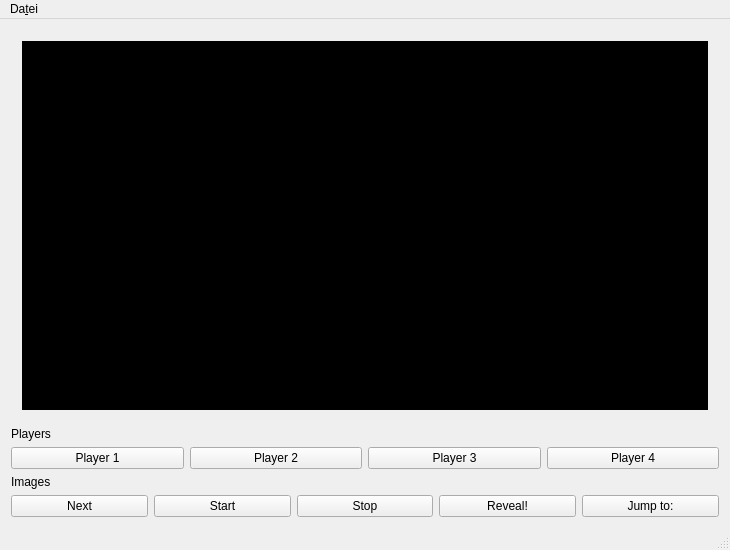
The window that guesswho.ui (freepenguin84/GuessWhoGame) describes before a commit, drawn with Qt 5.
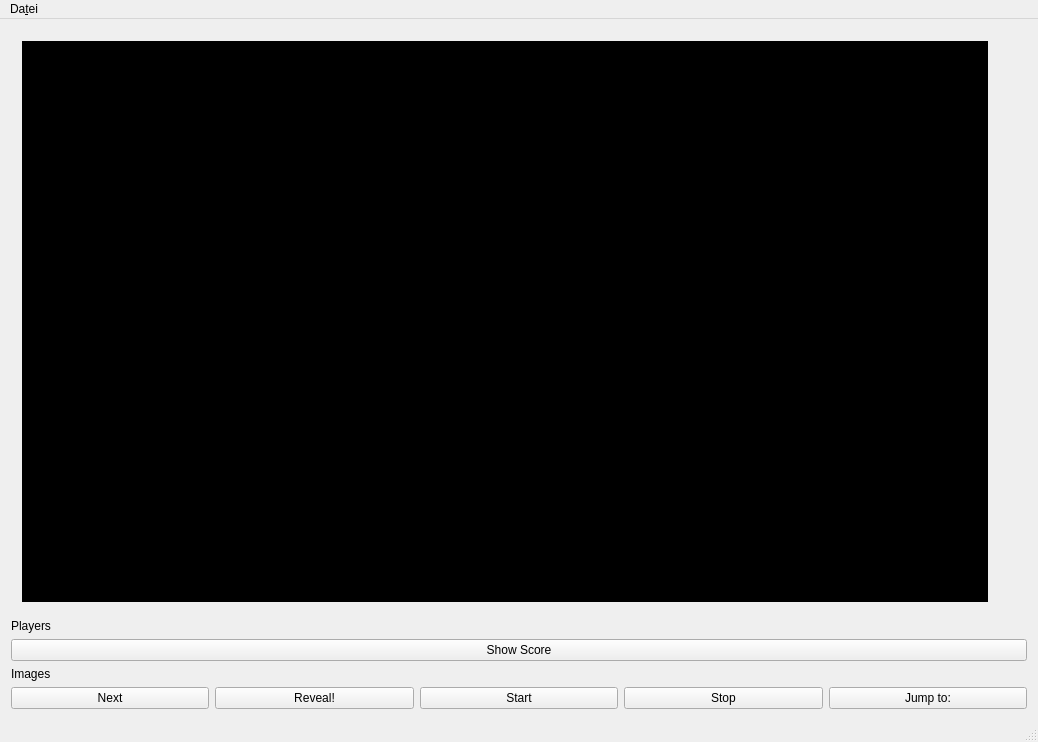
The same window after the commit.

Commit message: buttons ehanced

```diff
--- a/guesswho.ui
+++ b/guesswho.ui
@@ -6,8 +6,8 @@
    <rect>
     <x>0</x>
     <y>0</y>
-    <width>730</width>
-    <height>550</height>
+    <width>1038</width>
+    <height>742</height>
    </rect>
   </property>
   <property name="windowTitle">
@@ -19,6 +19,8 @@
    </property>
    <layout class="QVBoxLayout" name="verticalLayout_2">
     <item>
+     <layout class="QHBoxLayout" name="imageLayout">
+      <item>
      <widget class="QScrollArea" name="scrollArea">
       <property name="frameShape">
        <enum>QFrame::NoFrame</enum>
@@ -31,8 +33,8 @@
         <rect>
          <x>0</x>
          <y>0</y>
-         <width>718</width>
-         <height>353</height>
+           <width>1006</width>
+           <height>541</height>
         </rect>
        </property>
        <layout class="QHBoxLayout" name="horizontalLayout_2">
@@ -56,6 +58,15 @@
      </widget>
     </item>
     <item>
+       <widget class="QWidget" name="infoWidget" native="true">
+        <layout class="QVBoxLayout" name="infoLayout"/>
+       </widget>
+      </item>
+     </layout>
+    </item>
+    <item>
+     <layout class="QVBoxLayout" name="controlLayout">
+      <item>
      <widget class="QLabel" name="playersLabel">
       <property name="text">
        <string>Players</string>
@@ -67,28 +78,10 @@
       <item>
        <widget class="QPushButton" name="player1Button">
         <property name="text">
-         <string>Player 1</string>
-        </property>
-       </widget>
-      </item>
-      <item>
-       <widget class="QPushButton" name="player2Button">
-        <property name="text">
-         <string>Player 2</string>
-        </property>
-       </widget>
-      </item>
-      <item>
-       <widget class="QPushButton" name="player3Button">
-        <property name="text">
-         <string>Player 3</string>
-        </property>
-       </widget>
-      </item>
-      <item>
-       <widget class="QPushButton" name="player4Button">
-        <property name="text">
-         <string>Player 4</string>
+           <string>Show Score</string>
+          </property>
+          <property name="checkable">
+           <bool>true</bool>
         </property>
        </widget>
       </item>
@@ -110,6 +103,13 @@
         </property>
        </widget>
       </item>
+        <item>
+         <widget class="QPushButton" name="revealButton">
+          <property name="text">
+           <string>Reveal!</string>
+          </property>
+         </widget>
+        </item>
       <item>
        <widget class="QPushButton" name="startButton">
         <property name="text">
@@ -124,13 +124,6 @@
         </property>
        </widget>
       </item>
-      <item>
-       <widget class="QPushButton" name="revealButton">
-        <property name="text">
-         <string>Reveal!</string>
-        </property>
-       </widget>
-      </item>
       <item>
        <widget class="QPushButton" name="jumpToButton">
         <property name="text">
@@ -141,13 +134,15 @@
      </layout>
     </item>
    </layout>
+    </item>
+   </layout>
   </widget>
   <widget class="QMenuBar" name="menuBar">
    <property name="geometry">
     <rect>
      <x>0</x>
      <y>0</y>
-     <width>730</width>
+     <width>1038</width>
      <height>30</height>
     </rect>
    </property>
```
Left out of the diff: 2 changed lines with no effect on the pictures. Lines whose indentation alone changed are shown as unchanged. The commit also changes 14 other files.
